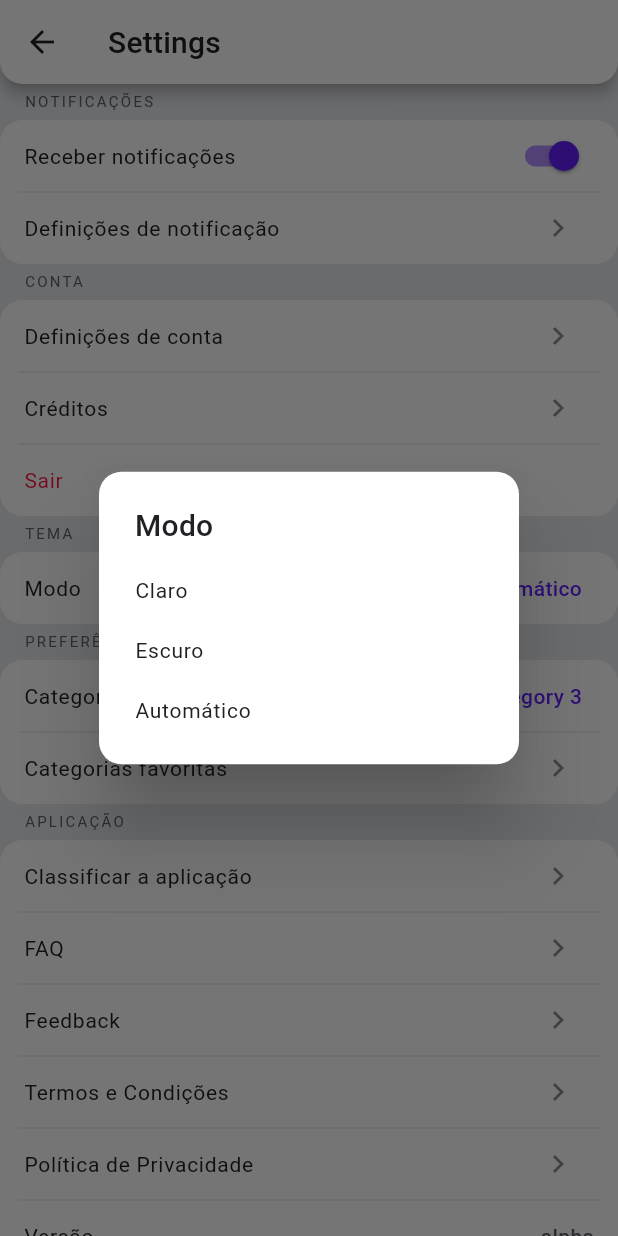
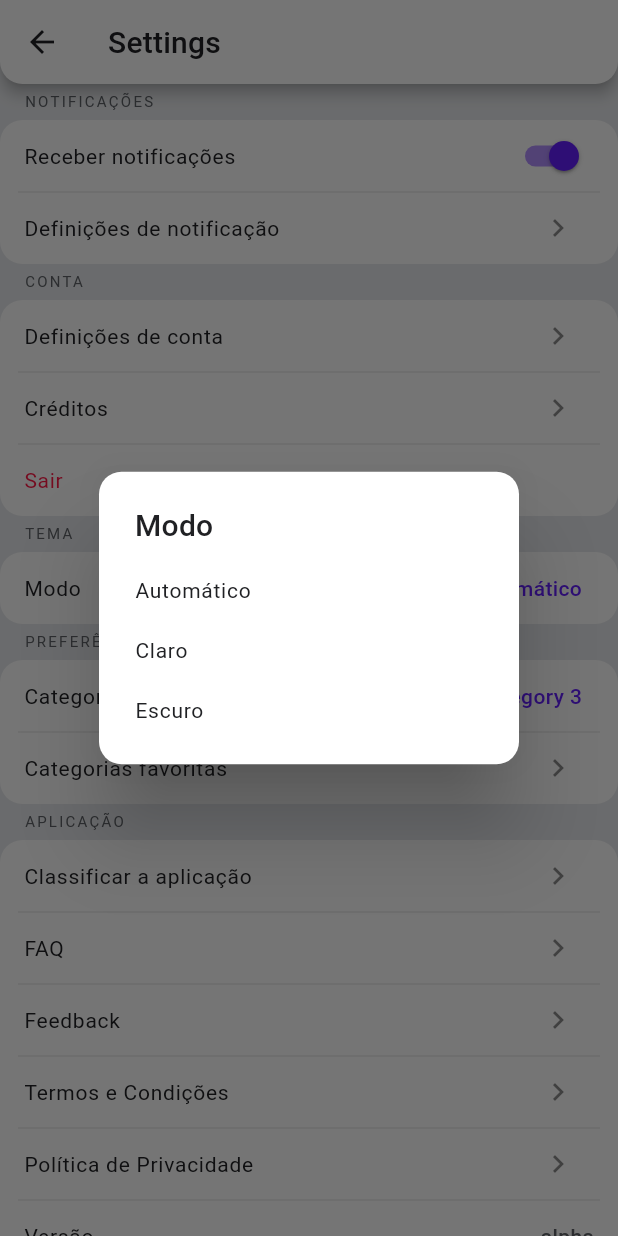
Before and after one commit to ggalambas/events, a Flutter app: the SettingsScreen screen opened by its route, after a tap on "Automático", on a phone screen of 412 x 824 dp. Run offline on Flutter 3.47's test engine with Material 2 defaults, Android fonts, the phone set to English and light mode, and no system bars; our stand-ins replace auto_route, cloud_firestore, dartz, dots_indicator, faker, firebase_auth and 11 more; missing offline and left inert: flutter_custom_tabs, flutter_facebook_auth, flutter_statusbarcolor; accounts and stored records are empty; generated files the repository leaves out were written again; statements that could not run were skipped.

Commit message:
theme settings incomplete

```diff
--- a/lib/app/body/regions_model.dart
+++ b/lib/app/body/regions_model.dart
@@ -12,7 +12,7 @@ class RegionsModel extends BaseModel {
   final IRegionApi _regionApi;
 
   RegionsModel(this._eventRepository, this._regionApi) {
-    // listen(); //TODO !!!
+    listen();
   }
 
   List<Region> _near = [];
--- /dev/null
+++ b/lib/app/core/settings_model.dart
@@ -0,0 +1,27 @@
+import 'package:auto_route/auto_route.dart';
+import 'package:flutter/foundation.dart';
+import 'package:injectable/injectable.dart';
+import 'package:shared_preferences/shared_preferences.dart';
+
+@Injectable()
+class SettingsModel extends ChangeNotifier {
+  final SharedPreferences _prefs;
+
+  SettingsModel(this._prefs);
+
+  // set value
+  // _prefs.setString('name', "abc");
+  // get value
+  // _prefs.getString('name');
+  // delete value
+  // _prefs.remove('name');
+
+}
+
+@module
+abstract class SettingsInjectableModule {
+  @lazySingleton
+  @preResolve
+  Future<SharedPreferences> get sharedPreferences =>
+      SharedPreferences.getInstance();
+}
--- a/lib/app/drawer/category_model.dart
+++ b/lib/app/drawer/category_model.dart
@@ -17,7 +17,7 @@ class CategoryModel extends BaseModel {
   final IEventRepository _eventRepository;
 
   CategoryModel(this._categoryRepository, this._eventRepository) {
-    // getAll();
+    getAll();
   }
 
   List<Category> _categories = [];
--- a/lib/config/theme/theme_config.dart
+++ b/lib/config/theme/theme_config.dart
@@ -15,6 +15,16 @@ class ThemeConfig with ChangeNotifier {
 
   ThemeData get light => theme(lightPallete);
   ThemeData get dark => theme(darkPallete);
+
+  //? is it supposed to be here
+  List<String> get options => ThemeMode.values.map((mode) {
+        if (mode == ThemeMode.light) return 'Claro';
+        if (mode == ThemeMode.dark) return 'Escuro';
+        return 'Automático';
+      }).toList();
+  int get selected => ThemeMode.values.indexOf(mode);
+  set selected(int i) => mode = ThemeMode.values[i];
+  //! end
 
   /* to change this in the settings use
    * Provider.of<ThemeConfig>(context, listen: false).useDarkMode()
--- a/lib/providers.dart
+++ b/lib/providers.dart
@@ -1,4 +1,5 @@
 import 'package:events/app/appbar/calendar_model.dart';
+import 'package:events/app/core/settings_model.dart';
 import 'package:events/app/auth/auth_model.dart';
 import 'package:events/app/auth/sign_in_form_model.dart';
 import 'package:events/app/drawer/category_model.dart';
@@ -17,6 +18,9 @@ List<SingleChildWidget> mainProviders = [
   ChangeNotifierProvider<SignInFormModel>.value(
     value: getIt<SignInFormModel>(),
   ),
+  ChangeNotifierProvider<SettingsModel>.value(
+    value: getIt<SettingsModel>(),
+  ),
 ];
 
 List<SingleChildWidget> userProviders = [
--- a/lib/ui/screens/settings_screen.dart
+++ b/lib/ui/screens/settings_screen.dart
@@ -1,11 +1,13 @@
 import 'package:events/app/auth/auth_model.dart';
 import 'package:events/config/constants.dart';
+import 'package:events/config/theme/theme_config.dart';
 import 'package:events/ui/appbar/rounded_bar.dart';
 import 'package:events/ui/body/components/list_group.dart';
 import 'package:events/ui/body/components/list_subtitle.dart';
 import 'package:events/ui/settings/components/setting_item.dart';
 import 'package:flutter/material.dart';
 import 'package:provider/provider.dart';
+import 'package:events/app/core/settings_model.dart';
 
 //TODO
 //* Merge all listTiles
@@ -14,6 +16,9 @@ class SettingsScreen extends StatelessWidget {
   @override
   Widget build(BuildContext context) {
     final ThemeData theme = Theme.of(context);
+    final settings = Provider.of<SettingsModel>(context);
+    final auth = Provider.of<AuthModel>(context, listen: false);
+    final themeConfig = Provider.of<ThemeConfig>(context, listen: false);
     int selected = 2;
     return Scaffold(
       appBar: RoundedBar(
@@ -57,8 +62,7 @@ class SettingsScreen extends StatelessWidget {
                     color: theme.colorScheme.error,
                   ),
                 ),
-                onTap: () =>
-                    Provider.of<AuthModel>(context, listen: false).signedOut(),
+                onTap: () => auth.signedOut(),
               ),
             ],
           ),
@@ -67,9 +71,9 @@ class SettingsScreen extends StatelessWidget {
             items: [
               SettingItem.selection(
                 title: 'Modo',
-                options: ['Claro', 'Escuro', 'Automático'],
-                selected: selected,
-                onPressed: (i) => selected = i,
+                options: themeConfig.options,
+                selected: themeConfig.selected,
+                onPressed: (i) => themeConfig.selected = i,
               ),
             ],
           ),
--- a/pubspec.yaml
+++ b/pubspec.yaml
@@ -28,6 +28,7 @@ dependencies:
   cloud_functions: ^0.9.0
   cupertino_icons: ^1.0.0
   dartz: ^0.9.2
+  dots_indicator: ^1.2.0
   faker: ^1.3.0
   firebase_auth: ^0.20.0+1
   firebase_core: ^0.7.0
@@ -46,11 +47,11 @@ dependencies:
   intl: ^0.16.1
   json_annotation: ^3.1.1
   provider: ^4.3.2+4
+  shared_preferences: ^0.5.12+4
   sliver_tools: ^0.1.10+1
   string_validator: ^0.1.4
   tuple: ^1.0.3
   uuid: ^2.2.2
-  dots_indicator: ^1.2.0
 
 dev_dependencies:
   flutter_test:
```
Also changed, not shown: lib/config/injection.config.dart, pubspec.lock.
